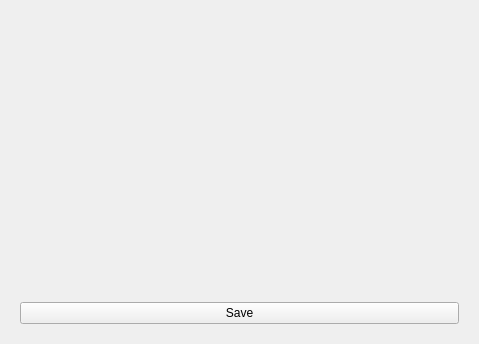
Before: the Qt Designer form desktop_application/ui/registerdialog.ui in cihansenyuz/project_gym, drawn with Qt 5.
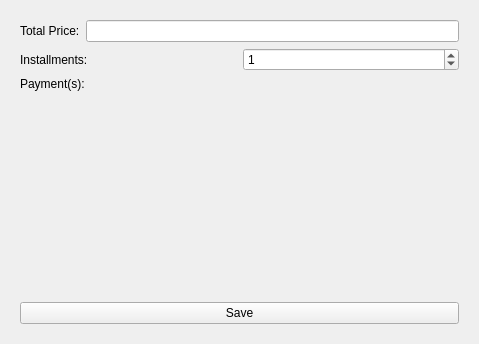
After: the same form once the commit is applied. The open tabs and pages were chosen to show the change.

Commit message: update register screen payment page

Diff of the .ui file:
```diff
--- a/desktop_application/ui/registerdialog.ui
+++ b/desktop_application/ui/registerdialog.ui
@@ -230,6 +230,56 @@
      </widget>
      <widget class="QWidget" name="payment_page">
       <layout class="QVBoxLayout" name="verticalLayout_10">
+       <item>
+        <layout class="QHBoxLayout" name="horizontalLayout_7">
+         <item>
+          <widget class="QLabel" name="label_5">
+           <property name="text">
+            <string>Total Price:</string>
+           </property>
+          </widget>
+         </item>
+         <item>
+          <widget class="QLineEdit" name="price_line_edit"/>
+         </item>
+        </layout>
+       </item>
+       <item>
+        <layout class="QHBoxLayout" name="horizontalLayout_8">
+         <item>
+          <widget class="QLabel" name="label_6">
+           <property name="text">
+            <string>Installments:</string>
+           </property>
+          </widget>
+         </item>
+         <item>
+          <widget class="QSpinBox" name="installments_spin_box">
+           <property name="value">
+            <number>1</number>
+           </property>
+          </widget>
+         </item>
+        </layout>
+       </item>
+       <item>
+        <layout class="QHBoxLayout" name="horizontalLayout_9">
+         <item>
+          <widget class="QLabel" name="label_7">
+           <property name="text">
+            <string>Payment(s):</string>
+           </property>
+          </widget>
+         </item>
+         <item>
+          <widget class="QLabel" name="payment_label">
+           <property name="text">
+            <string/>
+           </property>
+          </widget>
+         </item>
+        </layout>
+       </item>
        <item>
         <spacer name="verticalSpacer_4">
          <property name="orientation">
```
Left out of the diff: 2 changed lines with no effect on the pictures. The commit also changes 3 other files.
